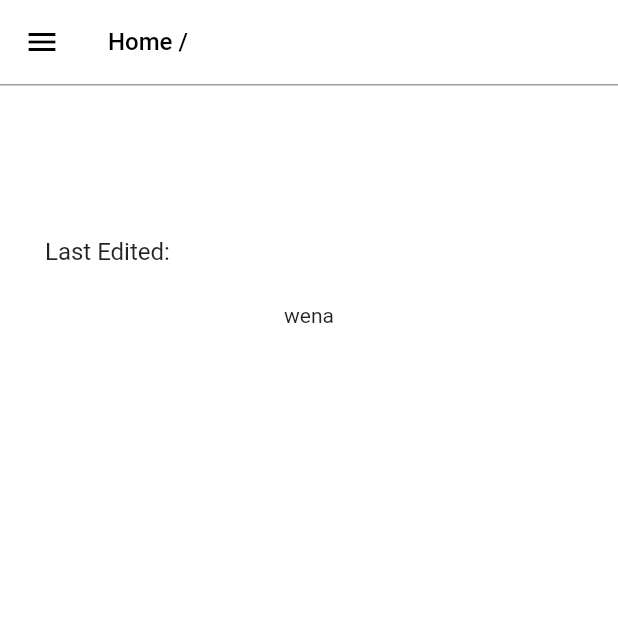
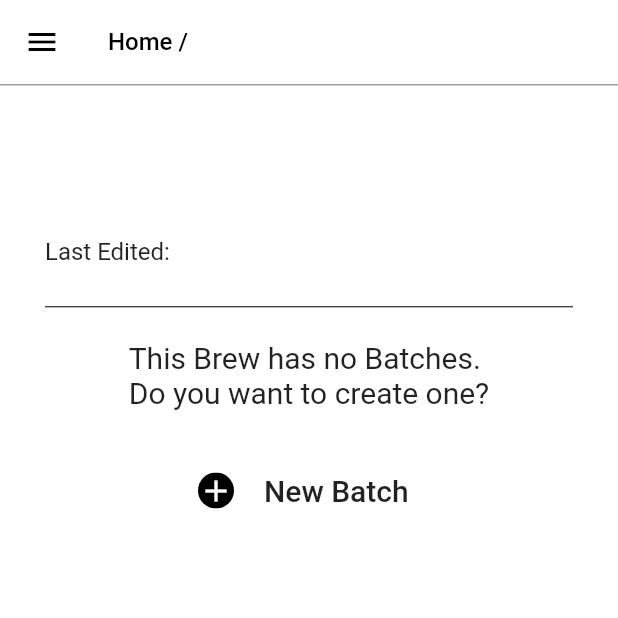
Before and after one commit to juanlatorre/alebrew, a Flutter app: the BrewPage screen opened directly with empty values, on a phone screen of 412 x 824 dp, the top half of it. Run offline on Flutter 3.47's test engine with Material 2 defaults, Android fonts, the phone set to English and light mode, and no system bars; our stand-ins replace hive, hive_flutter; accounts and stored records are empty; generated files the repository leaves out were written again.

Commit message:
Update AddNewBrew to AddNew (generic)

```diff
--- a/lib/src/ui/components/drawer.dart
+++ b/lib/src/ui/components/drawer.dart
@@ -1,9 +1,8 @@
 import 'package:alebrew/src/ui/components/drawer_tile.dart';
 import 'package:alebrew/src/ui/main_view.dart';
-import 'package:alebrew/src/ui/pages/add_new_brew.dart';
+import 'package:alebrew/src/ui/pages/add_new.dart';
 import 'package:alebrew/src/ui/pages/trash.dart';
 import 'package:flutter/material.dart';
-import 'package:provider/provider.dart';
 
 Widget drawer(BuildContext context) {
   return Drawer(
@@ -32,7 +31,7 @@ Widget drawer(BuildContext context) {
             () {
               Navigator.of(context).push(
                 MaterialPageRoute(
-                  builder: (context) => AddNewBrew(),
+                  builder: (context) => AddNew(),
                 ),
               );
             },
--- a/lib/src/ui/components/show_trash_modal.dart
+++ b/lib/src/ui/components/show_trash_modal.dart
@@ -3,7 +3,6 @@ import 'package:alebrew/src/ui/components/custom_bottom_sheet.dart';
 import 'package:alebrew/src/utils/functions.dart';
 import 'package:flutter/material.dart';
 import 'package:hive/hive.dart';
-import 'package:provider/provider.dart';
 
 void showTrashModal(BuildContext context, Box<Brew> box, int index) {
   customBottomSheet(
--- a/lib/src/ui/pages/add_new_brew.dart
+++ b/lib/src/ui/pages/add_new.dart
@@ -1,26 +1,39 @@
+import 'package:alebrew/src/models/brew.dart';
 import 'package:alebrew/src/ui/components/appbar.dart';
 import 'package:alebrew/src/ui/components/drawer.dart';
 import 'package:alebrew/src/ui/components/title.dart';
 import 'package:alebrew/src/ui/main_view.dart';
 import 'package:alebrew/src/utils/functions.dart';
 import 'package:flutter/material.dart';
-import 'package:provider/provider.dart';
 
-class AddNewBrew extends StatefulWidget {
-  AddNewBrew({Key key}) : super(key: key);
+class AddNew extends StatefulWidget {
+  final Brew brew;
+
+  AddNew({Key key, this.brew}) : super(key: key);
 
   @override
-  _AddNewBrewState createState() => _AddNewBrewState();
+  _AddNewState createState() => _AddNewState();
 }
 
-class _AddNewBrewState extends State<AddNewBrew> {
+class _AddNewState extends State<AddNew> {
   final _formKey = GlobalKey<FormState>();
   final _textController = TextEditingController();
+  Brew brew;
+
+  @override
+  void initState() {
+    brew = widget.brew;
+    super.initState();
+  }
+
+  String _getTitle() {
+    return brew == null ? "Brew" : "Batch";
+  }
 
   @override
   Widget build(BuildContext context) {
     return Scaffold(
-      appBar: appBar("New Brew"),
+      appBar: appBar("New ${_getTitle()}"),
       drawer: drawer(context),
       body: Container(
         color: Colors.white,
@@ -29,7 +42,7 @@ class _AddNewBrewState extends State<AddNewBrew> {
           mainAxisAlignment: MainAxisAlignment.center,
           crossAxisAlignment: CrossAxisAlignment.center,
           children: <Widget>[
-            title("Insert your Brew Name", 30),
+            title("Insert your ${_getTitle()} Name", 30),
             SizedBox(height: 30),
             Padding(
               padding: EdgeInsets.all(30),
@@ -79,6 +92,7 @@ class _AddNewBrewState extends State<AddNewBrew> {
                             )),
                         onPressed: () {
                           if (_formKey.currentState.validate()) {
+                            // TODO: Add different action for Brew and Batch
                             Functions.addBrewToDatabase(
                                 _textController.text, true);
                             FocusScope.of(context).unfocus();
--- a/lib/src/ui/pages/brew_list.dart
+++ b/lib/src/ui/pages/brew_list.dart
@@ -1,6 +1,6 @@
 import 'package:alebrew/src/models/brew.dart';
 import 'package:alebrew/src/ui/components/brew_item.dart';
-import 'package:alebrew/src/ui/pages/add_new_brew.dart';
+import 'package:alebrew/src/ui/pages/add_new.dart';
 import 'package:flutter/material.dart';
 import 'package:hive_flutter/hive_flutter.dart';
 import 'package:hive/hive.dart';
@@ -56,7 +56,7 @@ class _BrewListState extends State<BrewList> {
                     onPressed: () {
                       Navigator.of(context).push(
                         MaterialPageRoute(
-                          builder: (context) => AddNewBrew(),
+                          builder: (context) => AddNew(),
                         ),
                       );
                     },
--- a/lib/src/ui/pages/brew_page.dart
+++ b/lib/src/ui/pages/brew_page.dart
@@ -2,6 +2,7 @@ import 'package:alebrew/src/models/brew.dart';
 import 'package:alebrew/src/ui/components/appbar.dart';
 import 'package:alebrew/src/ui/components/drawer.dart';
 import 'package:alebrew/src/ui/components/title.dart';
+import 'package:alebrew/src/ui/pages/add_new.dart';
 import 'package:flutter/material.dart';
 
 class BrewPage extends StatefulWidget {
@@ -49,7 +50,46 @@ class _BrewPageState extends State<BrewPage> {
               child: Column(
                 children: <Widget>[
                   if (brew.pageList.isEmpty)
-                    Text("wena")
+                    Column(
+                      children: <Widget>[
+                        Divider(
+                          height: 5,
+                          color: Colors.black,
+                        ),
+                        SizedBox(height: 20),
+                        Text(
+                          "This Brew has no Batches.\nDo you want to create one?",
+                          style: TextStyle(
+                            fontSize: 20,
+                          ),
+                        ),
+                        SizedBox(height: 30),
+                        SizedBox(
+                          width: 180,
+                          child: FlatButton(
+                            child: Row(children: <Widget>[
+                              ClipOval(
+                                  child: Material(
+                                color: Colors.black,
+                                child: Icon(Icons.add, color: Colors.white),
+                              )),
+                              SizedBox(width: 20),
+                              Text("New Batch",
+                                  style: TextStyle(
+                                    fontSize: 20,
+                                  )),
+                            ]),
+                            onPressed: () {
+                              Navigator.of(context).push(
+                                MaterialPageRoute(
+                                  builder: (context) => AddNew(brew: brew),
+                                ),
+                              );
+                            },
+                          ),
+                        ),
+                      ],
+                    )
                   else
                     Flexible(
                       child: Column(
--- a/pubspec.yaml
+++ b/pubspec.yaml
@@ -13,8 +13,6 @@ dependencies:
   hive: ^1.3.0
   hive_flutter: ^0.3.0+1
   intl: ^0.16.1
-  provider: ^4.0.4
-  nested_navigators: ^1.0.7
 
 dev_dependencies:
   flutter_test:
```
Also changed, not shown: lib/src/ui/pages/no_brew_page.dart (+8 -7 lines), 2 other files.
